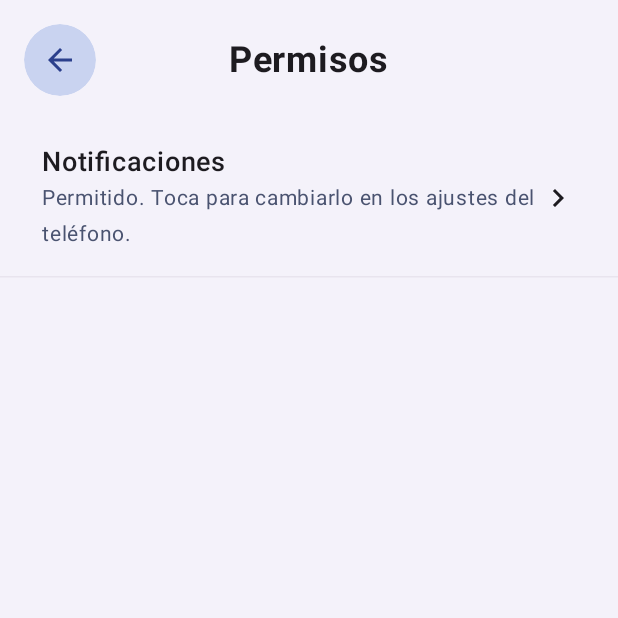
After one commit to snwflwrsoph/fundacionApp, an Android app built with Jetpack Compose: the PermisosScreen screen opened through its navigation route, on a phone screen of 412 x 824 dp, the top half of it. The commit adds this screen. Run offline under Robolectric (Android 15) with nearby library versions, the phone set to English and light mode, and no system bars; our stand-ins replace Firebase (no records; nobody signed in at launch, a user with empty details on screens opened directly); Roboto replaces fonts that are not available here; 1 statement that could not run was skipped.

Commit message:
agregar PermisosScreen

```diff
--- a/app/src/main/java/com/fer/app/navigation/Routes.kt
+++ b/app/src/main/java/com/fer/app/navigation/Routes.kt
@@ -27,6 +27,7 @@ object Routes {
     const val BUSQUEDA = "busqueda"
     const val NOTIFICACIONES = "notificaciones"
     const val TAMANO_TEXTO = "tamano_texto"
+    const val PERMISOS = "permisos"
 
     /** Rutas donde se muestra la barra superior (logo, buscar, notificaciones). */
     val CON_BARRA_SUPERIOR = setOf(INICIO, GUARDADOS)
--- a/app/src/main/java/com/fer/app/ui/FerApp.kt
+++ b/app/src/main/java/com/fer/app/ui/FerApp.kt
@@ -50,6 +50,9 @@ import android.os.Build
 import androidx.activity.compose.rememberLauncherForActivityResult
 import androidx.activity.result.contract.ActivityResultContracts
 import androidx.core.content.ContextCompat
+import android.net.Uri
+import com.fer.app.ui.configuracion.PermisosScreen
+import com.fer.app.ui.configuracion.rememberNotificacionesPermitidas
 
 @Composable
 fun FerApp(
@@ -78,6 +81,19 @@ fun FerApp(
         ) {
             lanzadorPermisoNotificaciones.launch(Manifest.permission.POST_NOTIFICATIONS)
         }
+    }
+
+    fun abrirAjustesDeNotificaciones() {
+        val intent = if (Build.VERSION.SDK_INT >= Build.VERSION_CODES.O) {
+            Intent(Settings.ACTION_APP_NOTIFICATION_SETTINGS)
+                .putExtra(Settings.EXTRA_APP_PACKAGE, context.packageName)
+        } else {
+            Intent(
+                Settings.ACTION_APPLICATION_DETAILS_SETTINGS,
+                Uri.fromParts("package", context.packageName, null)
+            )
+        }
+        runCatching { context.startActivity(intent) }
     }
 
     // Si la app se abrió desde una notificación, va directo a ese anuncio.
@@ -288,7 +304,7 @@ fun FerApp(
                     onCompartirDatosChange = viewModel::cambiarCompartirDatos,
                     onTamanoTextoClick = { navController.navigate(Routes.TAMANO_TEXTO) },
                     // Estas dos no tienen pantalla diseñada todavía.
-                    onPermisosClick = { pantallaPendiente() },
+                    onPermisosClick = { navController.navigate(Routes.PERMISOS) },
                     onReportarProblemaClick = { pantallaPendiente() }
                 )
             }
@@ -296,6 +312,13 @@ fun FerApp(
                 TamanoTextoScreen(
                     seleccion = ajustes.tamanoTexto,
                     onSeleccionChange = viewModel::cambiarTamanoTexto,
+                    onBackClick = { navController.popBackStack() }
+                )
+            }
+            composable(Routes.PERMISOS) {
+                PermisosScreen(
+                    notificacionesPermitidas = rememberNotificacionesPermitidas(),
+                    onAbrirAjustesClick = ::abrirAjustesDeNotificaciones,
                     onBackClick = { navController.popBackStack() }
                 )
             }
--- /dev/null
+++ b/app/src/main/java/com/fer/app/ui/configuracion/PermisosScreen.kt
@@ -0,0 +1,162 @@
+package com.fer.app.ui.configuracion
+
+import androidx.activity.ComponentActivity
+import androidx.compose.foundation.background
+import androidx.compose.foundation.clickable
+import androidx.compose.foundation.layout.Arrangement
+import androidx.compose.foundation.layout.Box
+import androidx.compose.foundation.layout.Column
+import androidx.compose.foundation.layout.Row
+import androidx.compose.foundation.layout.fillMaxSize
+import androidx.compose.foundation.layout.fillMaxWidth
+import androidx.compose.foundation.layout.padding
+import androidx.compose.foundation.layout.size
+import androidx.compose.material.icons.Icons
+import androidx.compose.material.icons.automirrored.filled.ArrowBack
+import androidx.compose.material.icons.automirrored.filled.KeyboardArrowRight
+import androidx.compose.material3.HorizontalDivider
+import androidx.compose.material3.Icon
+import androidx.compose.material3.IconButton
+import androidx.compose.material3.IconButtonDefaults
+import androidx.compose.material3.MaterialTheme
+import androidx.compose.material3.Text
+import androidx.compose.runtime.Composable
+import androidx.compose.runtime.DisposableEffect
+import androidx.compose.runtime.getValue
+import androidx.compose.runtime.mutableStateOf
+import androidx.compose.runtime.remember
+import androidx.compose.runtime.setValue
+import androidx.compose.ui.Alignment
+import androidx.compose.ui.Modifier
+import androidx.compose.ui.platform.LocalContext
+import androidx.compose.ui.res.colorResource
+import androidx.compose.ui.res.stringResource
+import androidx.compose.ui.semantics.Role
+import androidx.compose.ui.text.font.FontWeight
+import androidx.compose.ui.tooling.preview.Preview
+import androidx.compose.ui.unit.dp
+import androidx.compose.ui.unit.sp
+import androidx.core.app.NotificationManagerCompat
+import androidx.lifecycle.Lifecycle
+import androidx.lifecycle.LifecycleEventObserver
+import com.fer.app.R
+import com.fer.app.ui.theme.FerTheme
+
+@Composable
+fun rememberNotificacionesPermitidas(): Boolean {
+    val context = LocalContext.current
+    var permitidas by remember {
+        mutableStateOf(NotificationManagerCompat.from(context).areNotificationsEnabled())
+    }
+    DisposableEffect(context) {
+        val ciclo = (context as? ComponentActivity)?.lifecycle
+        val observador = LifecycleEventObserver { _, evento ->
+            if (evento == Lifecycle.Event.ON_RESUME) {
+                permitidas = NotificationManagerCompat.from(context).areNotificationsEnabled()
+            }
+        }
+        ciclo?.addObserver(observador)
+        onDispose { ciclo?.removeObserver(observador) }
+    }
+    return permitidas
+}
+
+@Composable
+fun PermisosScreen(
+    notificacionesPermitidas: Boolean,
+    onAbrirAjustesClick: () -> Unit,
+    modifier: Modifier = Modifier,
+    onBackClick: () -> Unit = {}
+) {
+    Column(
+        modifier = modifier
+            .fillMaxSize()
+            .background(MaterialTheme.colorScheme.background)
+    ) {
+        Box(
+            modifier = Modifier
+                .fillMaxWidth()
+                .padding(horizontal = 16.dp, vertical = 16.dp)
+        ) {
+            IconButton(
+                onClick = onBackClick,
+                modifier = Modifier
+                    .align(Alignment.CenterStart)
+                    .size(48.dp),
+                colors = IconButtonDefaults.iconButtonColors(
+                    containerColor = colorResource(R.color.fondo_boton_atras),
+                    contentColor = colorResource(R.color.azul_principal)
+                )
+            ) {
+                Icon(
+                    imageVector = Icons.AutoMirrored.Filled.ArrowBack,
+                    contentDescription = stringResource(R.string.regresar)
+                )
+            }
+            Text(
+                text = stringResource(R.string.permisos_titulo),
+                modifier = Modifier.align(Alignment.Center),
+                fontSize = 24.sp,
+                fontWeight = FontWeight.Bold,
+                color = MaterialTheme.colorScheme.onBackground
+            )
+        }
+        ItemPermiso(
+            titulo = "Notificaciones",
+            subtitulo = if (notificacionesPermitidas) {
+                "Permitido. Toca para cambiarlo en los ajustes del teléfono."
+            } else {
+                "No permitido. Toca para activarlo en los ajustes del teléfono."
+            },
+            onClick = onAbrirAjustesClick
+        )
+        Divisor()
+    }
+}
+
+@Composable
+private fun ItemPermiso(titulo: String, subtitulo: String, onClick: () -> Unit) {
+    Row(
+        modifier = Modifier
+            .fillMaxWidth()
+            .clickable(role = Role.Button, onClick = onClick)
+            .padding(horizontal = 28.dp, vertical = 16.dp),
+        verticalAlignment = Alignment.CenterVertically,
+        horizontalArrangement = Arrangement.SpaceBetween
+    ) {
+        Column(modifier = Modifier.weight(1f)) {
+            Text(
+                text = titulo,
+                fontSize = 18.sp,
+                fontWeight = FontWeight.Medium,
+                color = MaterialTheme.colorScheme.onBackground
+            )
+            Text(
+                text = subtitulo,
+                fontSize = 14.sp,
+                color = MaterialTheme.colorScheme.onSurfaceVariant
+            )
+        }
+        Icon(
+            imageVector = Icons.AutoMirrored.Filled.KeyboardArrowRight,
+            contentDescription = null,
+            tint = MaterialTheme.colorScheme.onBackground
+        )
+    }
+}
+
+@Composable
+private fun Divisor() {
+    HorizontalDivider(
+        thickness = 1.dp,
+        color = MaterialTheme.colorScheme.outlineVariant.copy(alpha = 0.3f)
+    )
+}
+
+@Preview(showBackground = true, widthDp = 390, heightDp = 844)
+@Composable
+private fun PermisosScreenPreview() {
+    FerTheme {
+        PermisosScreen(notificacionesPermitidas = true, onAbrirAjustesClick = {})
+    }
+}
```
